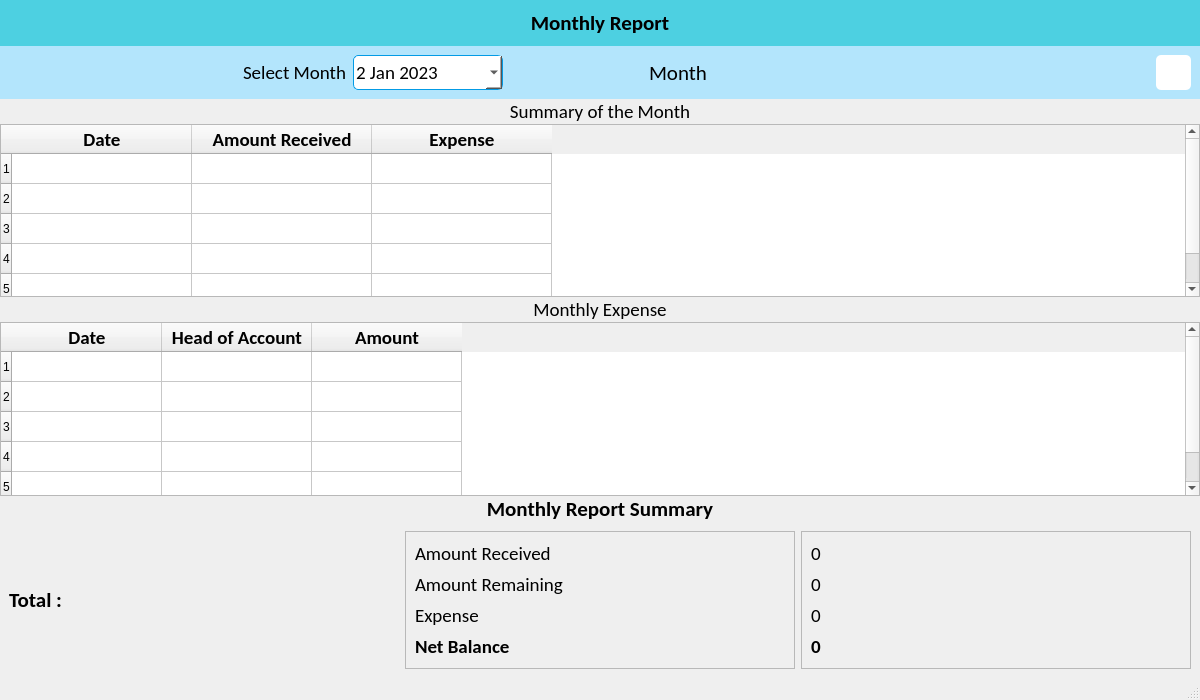
The window that ui/monthly_report.ui (CodeWithEhtisham/School-Software) describes before a commit, drawn with Qt 5.
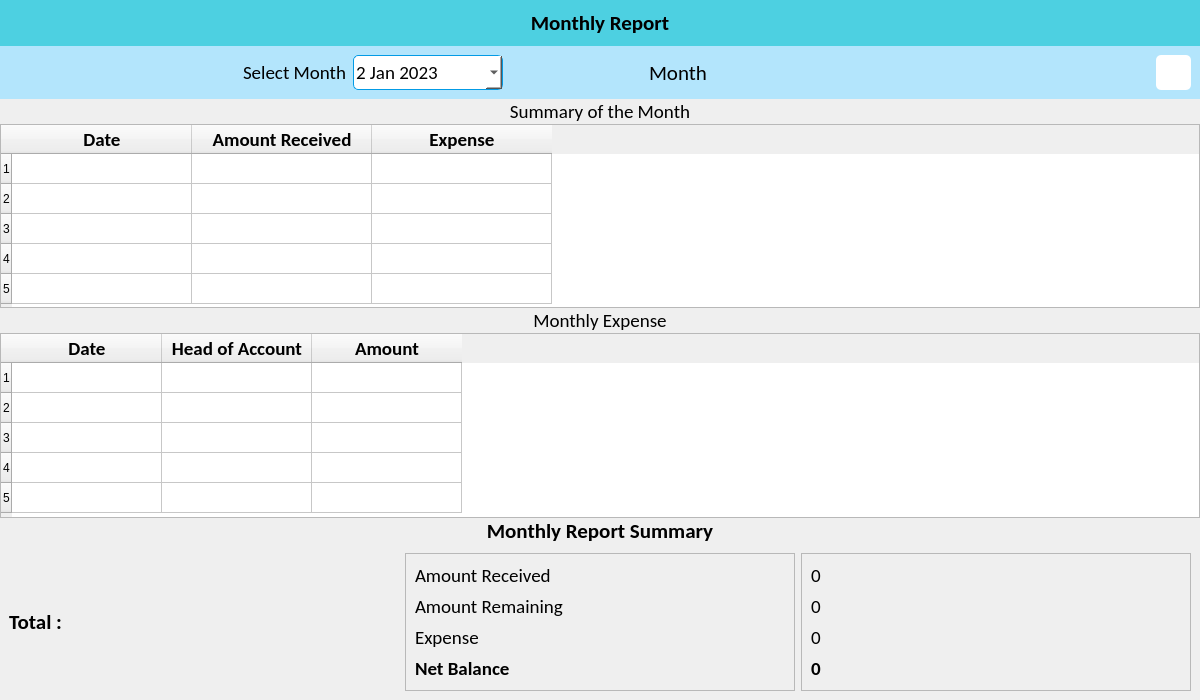
The same window after the commit. Icons and pictures are not drawn.

Diff of the .ui file:
```diff
--- a/ui/monthly_report.ui
+++ b/ui/monthly_report.ui
@@ -525,7 +525,6 @@
     </item>
    </layout>
   </widget>
-  <widget class="QStatusBar" name="statusbar"/>
  </widget>
  <resources>
   <include location="../resources.qrc"/>
```
Left out of the diff: 7 changed lines with no effect on the pictures.
